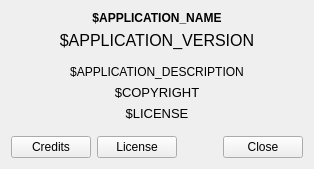
The window that bluelock-manager/aboutdialog.ui (COMU/bluelock) describes before a commit, drawn with Qt 5.
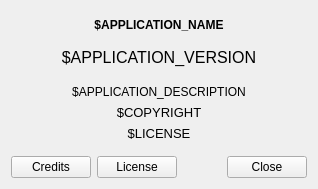
The same window after the commit.

Commit message:
changed aboutdialog behaviour
    - changed the way of browsing license
    - added contributorBrowser

Diff of the .ui file:
```diff
--- a/bluelock-manager/aboutdialog.ui
+++ b/bluelock-manager/aboutdialog.ui
@@ -2,6 +2,14 @@
 <ui version="4.0">
  <class>AboutDialog</class>
  <widget class="QWidget" name="AboutDialog">
+  <property name="geometry">
+   <rect>
+    <x>0</x>
+    <y>0</y>
+    <width>318</width>
+    <height>189</height>
+   </rect>
+  </property>
   <property name="sizePolicy">
    <sizepolicy hsizetype="Fixed" vsizetype="Fixed">
     <horstretch>0</horstretch>
@@ -98,6 +106,9 @@
        <property name="text">
         <string>Credits</string>
        </property>
+       <property name="checkable">
+        <bool>true</bool>
+       </property>
       </widget>
      </item>
      <item>
@@ -105,6 +116,9 @@
        <property name="text">
         <string>License</string>
        </property>
+       <property name="checkable">
+        <bool>true</bool>
+       </property>
       </widget>
      </item>
      <item>
```
Left out of the diff: 3 changed lines with no effect on the pictures. The commit also changes 2 other files.
